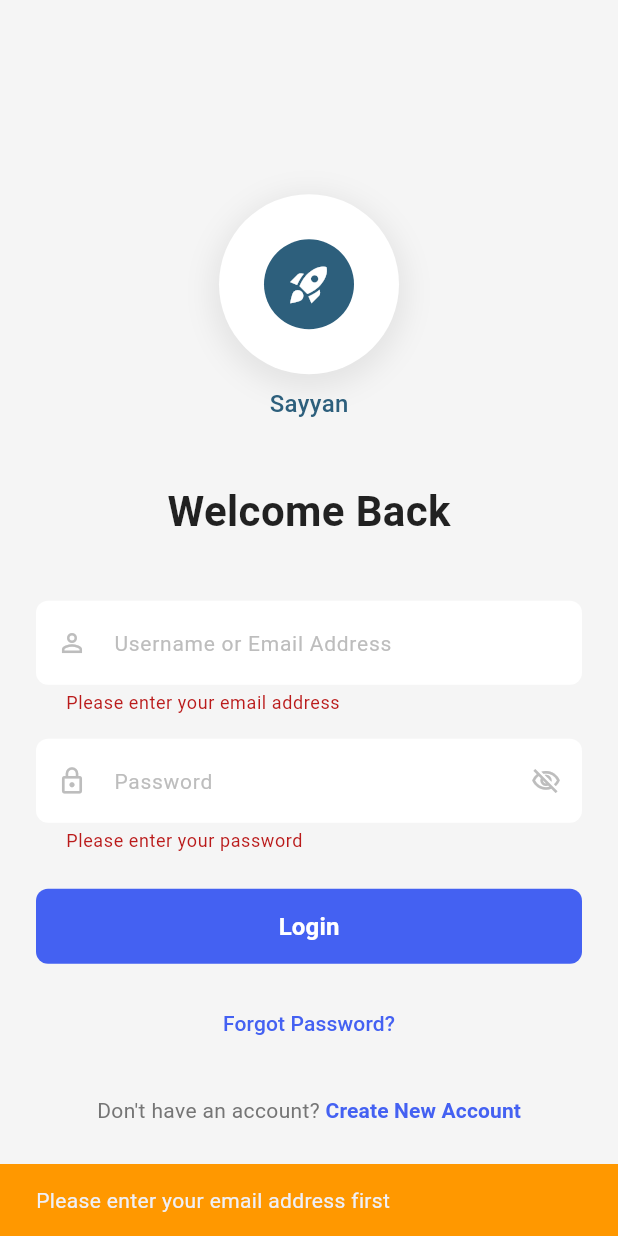
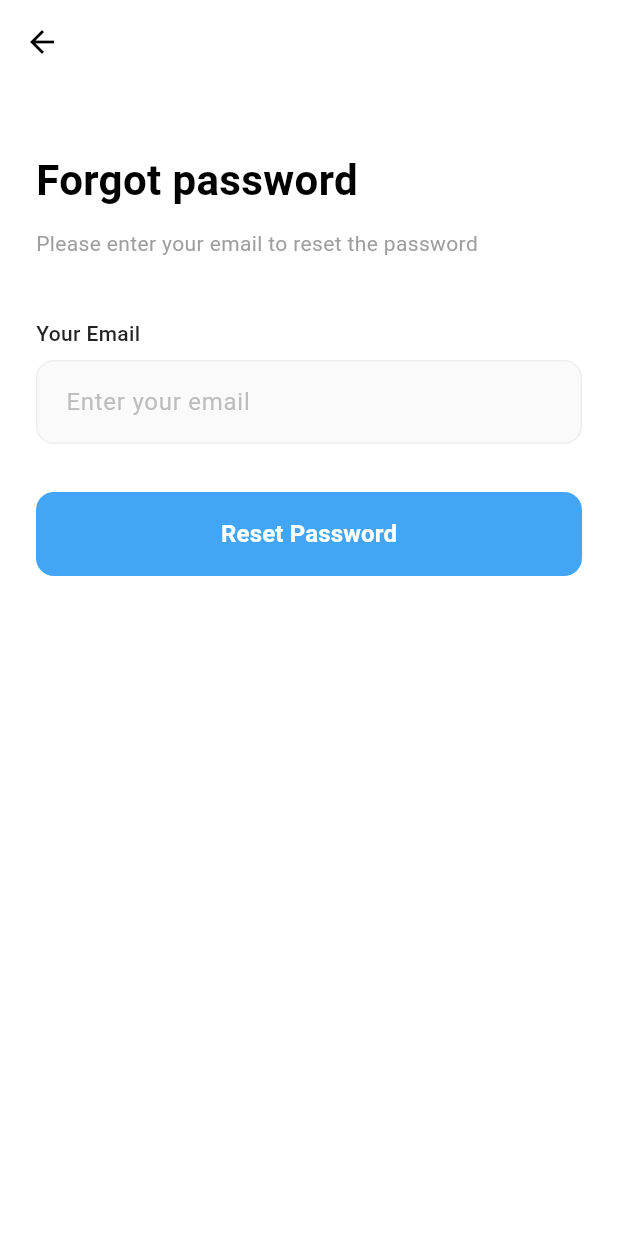
Before and after one commit to qusay-khader/sayyan, a Flutter app: the screen it shows after launch, after a tap on "Login", after a tap on "Forgot Password?", on a phone screen of 412 x 824 dp. Run offline on Flutter 3.47's test engine with Material 3 defaults, Android fonts, the phone set to English and light mode, and no system bars; our stand-ins replace cloud_firestore, firebase_auth, firebase_core; accounts and stored records are empty.

Commit message:
feat: Add forgot password functionality
- Add ForgotPasswordScreen with Firebase integration
- Update login and register screens
- Add password reset via email feature
- Improve user feedback with success/error messages

```diff
--- /dev/null
+++ b/lib/screens/forgot_password_screen.dart
@@ -0,0 +1,205 @@
+import 'package:flutter/material.dart';
+import 'package:firebase_auth/firebase_auth.dart';
+
+class ForgotPasswordScreen extends StatefulWidget {
+  const ForgotPasswordScreen({super.key});
+
+  @override
+  State<ForgotPasswordScreen> createState() => _ForgotPasswordScreenState();
+}
+
+class _ForgotPasswordScreenState extends State<ForgotPasswordScreen> {
+  final _formKey = GlobalKey<FormState>();
+  final _emailController = TextEditingController();
+  bool _isLoading = false;
+
+  @override
+  void dispose() {
+    _emailController.dispose();
+    super.dispose();
+  }
+
+  Future<void> _resetPassword() async {
+    if (!_formKey.currentState!.validate()) return;
+
+    setState(() => _isLoading = true);
+
+    try {
+      await FirebaseAuth.instance.sendPasswordResetEmail(
+        email: _emailController.text.trim(),
+      );
+
+      if (!mounted) return;
+
+      // إظهار رسالة نجاح
+      ScaffoldMessenger.of(context).showSnackBar(
+        const SnackBar(
+          content: Text(
+            'تم إرسال رابط إعادة تعيين كلمة المرور إلى بريدك الإلكتروني',
+          ),
+          backgroundColor: Colors.green,
+          duration: Duration(seconds: 4),
+        ),
+      );
+
+      // العودة لشاشة تسجيل الدخول
+      Navigator.pop(context);
+    } on FirebaseAuthException catch (e) {
+      String message = 'حدث خطأ، حاول مرة أخرى';
+
+      if (e.code == 'user-not-found') {
+        message = 'البريد الإلكتروني غير مسجل';
+      } else if (e.code == 'invalid-email') {
+        message = 'البريد الإلكتروني غير صحيح';
+      }
+
+      if (!mounted) return;
+
+      ScaffoldMessenger.of(context).showSnackBar(
+        SnackBar(content: Text(message), backgroundColor: Colors.red),
+      );
+    } finally {
+      if (mounted) {
+        setState(() => _isLoading = false);
+      }
+    }
+  }
+
+  @override
+  Widget build(BuildContext context) {
+    return Scaffold(
+      backgroundColor: Colors.white,
+      appBar: AppBar(
+        backgroundColor: Colors.white,
+        elevation: 0,
+        leading: IconButton(
+          icon: const Icon(Icons.arrow_back, color: Colors.black),
+          onPressed: () => Navigator.pop(context),
+        ),
+      ),
+      body: SafeArea(
+        child: Padding(
+          padding: const EdgeInsets.all(24.0),
+          child: Form(
+            key: _formKey,
+            child: Column(
+              crossAxisAlignment: CrossAxisAlignment.start,
+              children: [
+                const SizedBox(height: 20),
+
+                // العنوان
+                const Text(
+                  'Forgot password',
+                  style: TextStyle(
+                    fontSize: 28,
+                    fontWeight: FontWeight.bold,
+                    color: Colors.black,
+                  ),
+                ),
+
+                const SizedBox(height: 12),
+
+                // الوصف
+                const Text(
+                  'Please enter your email to reset the password',
+                  style: TextStyle(fontSize: 14, color: Colors.grey),
+                ),
+
+                const SizedBox(height: 40),
+
+                // حقل البريد الإلكتروني
+                const Text(
+                  'Your Email',
+                  style: TextStyle(
+                    fontSize: 14,
+                    fontWeight: FontWeight.w500,
+                    color: Colors.black87,
+                  ),
+                ),
+
+                const SizedBox(height: 8),
+
+                TextFormField(
+                  controller: _emailController,
+                  keyboardType: TextInputType.emailAddress,
+                  enabled: !_isLoading,
+                  decoration: InputDecoration(
+                    hintText: 'Enter your email',
+                    hintStyle: TextStyle(color: Colors.grey[400]),
+                    filled: true,
+                    fillColor: Colors.grey[50],
+                    border: OutlineInputBorder(
+                      borderRadius: BorderRadius.circular(12),
+                      borderSide: BorderSide.none,
+                    ),
+                    enabledBorder: OutlineInputBorder(
+                      borderRadius: BorderRadius.circular(12),
+                      borderSide: BorderSide(color: Colors.grey[200]!),
+                    ),
+                    focusedBorder: OutlineInputBorder(
+                      borderRadius: BorderRadius.circular(12),
+                      borderSide: const BorderSide(
+                        color: Colors.blue,
+                        width: 2,
+                      ),
+                    ),
+                    contentPadding: const EdgeInsets.symmetric(
+                      horizontal: 16,
+                      vertical: 16,
+                    ),
+                  ),
+                  validator: (value) {
+                    if (value == null || value.isEmpty) {
+                      return 'الرجاء إدخال البريد الإلكتروني';
+                    }
+                    if (!value.contains('@')) {
+                      return 'البريد الإلكتروني غير صحيح';
+                    }
+                    return null;
+                  },
+                ),
+
+                const SizedBox(height: 32),
+
+                // زر إعادة تعيين كلمة المرور
+                SizedBox(
+                  width: double.infinity,
+                  height: 56,
+                  child: ElevatedButton(
+                    onPressed: _isLoading ? null : _resetPassword,
+                    style: ElevatedButton.styleFrom(
+                      backgroundColor: Colors.blue[400],
+                      shape: RoundedRectangleBorder(
+                        borderRadius: BorderRadius.circular(12),
+                      ),
+                      elevation: 0,
+                    ),
+                    child: _isLoading
+                        ? const SizedBox(
+                            height: 20,
+                            width: 20,
+                            child: CircularProgressIndicator(
+                              strokeWidth: 2,
+                              valueColor: AlwaysStoppedAnimation<Color>(
+                                Colors.white,
+                              ),
+                            ),
+                          )
+                        : const Text(
+                            'Reset Password',
+                            style: TextStyle(
+                              fontSize: 16,
+                              fontWeight: FontWeight.w600,
+                              color: Colors.white,
+                            ),
+                          ),
+                  ),
+                ),
+              ],
+            ),
+          ),
+        ),
+      ),
+    );
+  }
+}
--- a/lib/screens/login_screen.dart
+++ b/lib/screens/login_screen.dart
@@ -1,5 +1,6 @@
 import 'package:flutter/material.dart';
 import 'package:firebase_auth/firebase_auth.dart';
+import 'package:sayyan/screens/forgot_password_screen.dart';
 import 'package:sayyan/screens/register_page.dart';
 
 class LoginScreen extends StatefulWidget {
@@ -33,10 +34,106 @@ class _LoginScreenState extends State<LoginScreen> {
     });
 
     try {
-      await FirebaseAuth.instance.signInWithEmailAndPassword(
-        email: _emailController.text.trim(),
-        password: _passwordController.text.trim(),
-      );
+      // تسجيل الدخول
+      UserCredential userCredential = await FirebaseAuth.instance
+          .signInWithEmailAndPassword(
+            email: _emailController.text.trim(),
+            password: _passwordController.text.trim(),
+          );
+
+      // إعادة تحميل بيانات المستخدم من السيرفر للحصول على آخر حالة
+      await userCredential.user!.reload();
+      User? user = FirebaseAuth.instance.currentUser;
+
+      if (user != null && !user.emailVerified) {
+        // إذا البريد غير مفعّل، نسجّل خروج ونعرض رسالة
+        await FirebaseAuth.instance.signOut();
+
+        if (mounted) {
+          showDialog(
+            context: context,
+            barrierDismissible: false,
+            builder: (context) => AlertDialog(
+              shape: RoundedRectangleBorder(
+                borderRadius: BorderRadius.circular(12),
+              ),
+              title: const Text(
+                'Email Not Verified',
+                style: TextStyle(
+                  fontWeight: FontWeight.bold,
+                  color: Color(0xFF2D5F7C),
+                ),
+              ),
+              content: const Text(
+                'Please verify your email address first.\n\nCheck your inbox for the verification link, then click "I\'ve Verified" to continue.',
+                style: TextStyle(fontSize: 14),
+              ),
+              actions: [
+                TextButton(
+                  onPressed: () => Navigator.pop(context),
+                  child: Text(
+                    'Cancel',
+                    style: TextStyle(color: Colors.grey[600]),
+                  ),
+                ),
+                TextButton(
+                  onPressed: () async {
+                    try {
+                      // تسجيل دخول مؤقت لإرسال البريد
+                      UserCredential temp = await FirebaseAuth.instance
+                          .signInWithEmailAndPassword(
+                            email: _emailController.text.trim(),
+                            password: _passwordController.text.trim(),
+                          );
+                      await temp.user!.sendEmailVerification();
+                      await FirebaseAuth.instance.signOut();
+
+                      if (mounted) {
+                        ScaffoldMessenger.of(context).showSnackBar(
+                          const SnackBar(
+                            content: Text(
+                              'Verification link sent to your email',
+                            ),
+                            backgroundColor: Colors.green,
+                          ),
+                        );
+                      }
+                    } catch (e) {
+                      if (mounted) {
+                        ScaffoldMessenger.of(context).showSnackBar(
+                          SnackBar(
+                            content: Text('Error: $e'),
+                            backgroundColor: Colors.red,
+                          ),
+                        );
+                      }
+                    }
+                  },
+                  child: const Text(
+                    'Resend Email',
+                    style: TextStyle(color: Color(0xFF4461F2)),
+                  ),
+                ),
+                ElevatedButton(
+                  onPressed: () async {
+                    Navigator.pop(context);
+                    // إعادة محاولة تسجيل الدخول
+                    await _login();
+                  },
+                  style: ElevatedButton.styleFrom(
+                    backgroundColor: const Color(0xFF4461F2),
+                    shape: RoundedRectangleBorder(
+                      borderRadius: BorderRadius.circular(8),
+                    ),
+                  ),
+                  child: const Text("I've Verified"),
+                ),
+              ],
+            ),
+          );
+        }
+        return;
+      }
 
       // Navigate to home screen after successful login
       if (mounted) {
@@ -84,47 +181,6 @@ class _LoginScreenState extends State<LoginScreen> {
         setState(() {
           _isLoading = false;
         });
-      }
-    }
-  }
-
-  Future<void> _resetPassword() async {
-    if (_emailController.text.trim().isEmpty) {
-      ScaffoldMessenger.of(context).showSnackBar(
-        const SnackBar(
-          content: Text('Please enter your email address first'),
-          backgroundColor: Colors.orange,
-        ),
-      );
-      return;
-    }
-
-    try {
-      await FirebaseAuth.instance.sendPasswordResetEmail(
-        email: _emailController.text.trim(),
-      );
-
-      if (mounted) {
-        ScaffoldMessenger.of(context).showSnackBar(
-          const SnackBar(
-            content: Text('Password reset link has been sent to your email'),
-            backgroundColor: Colors.green,
-          ),
-        );
-      }
-    } on FirebaseAuthException catch (e) {
-      String errorMessage = 'An error occurred';
-
-      if (e.code == 'user-not-found') {
-        errorMessage = 'No account found with this email address';
-      } else if (e.code == 'invalid-email') {
-        errorMessage = 'Invalid email address';
-      }
-
-      if (mounted) {
-        ScaffoldMessenger.of(context).showSnackBar(
-          SnackBar(content: Text(errorMessage), backgroundColor: Colors.red),
-        );
       }
     }
   }
@@ -338,7 +394,14 @@ class _LoginScreenState extends State<LoginScreen> {
 
                 // Forgot Password
                 TextButton(
-                  onPressed: _resetPassword,
+                  onPressed: () {
+                    Navigator.push(
+                      context,
+                      MaterialPageRoute(
+                        builder: (context) => const ForgotPasswordScreen(),
+                      ),
+                    );
+                  },
                   child: const Text(
                     'Forgot Password?',
                     style: TextStyle(
```
Also changed, not shown: lib/screens/register_page.dart (+20 -8 lines), 4 other files.
